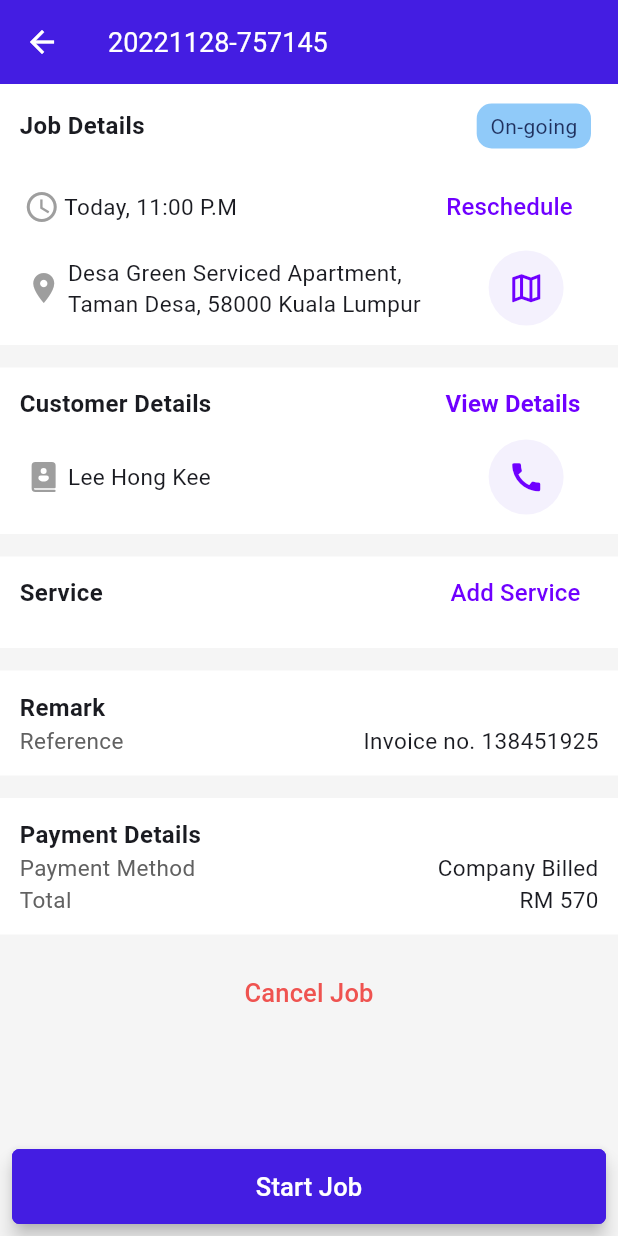
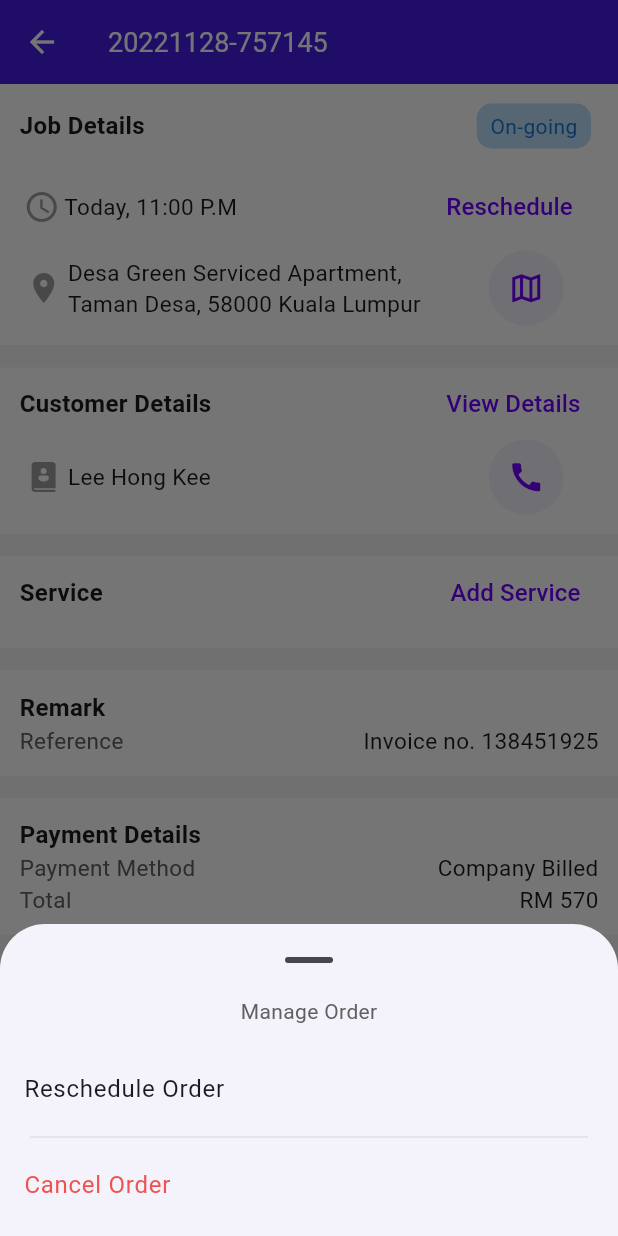
Before and after one commit to AdlilAfiq11/WorkPulse_flutter_frontend, a Flutter app: the JobDetailsView screen opened directly, after a tap on "Reschedule", on a phone screen of 412 x 824 dp. Run offline on Flutter 3.47's test engine with Material 3 defaults, Android fonts, the phone set to English and light mode, and no system bars; our stand-ins replace dotted_border, fluentui_system_icons, flutter_styled_toast, flutter_svg, image_picker; missing offline and left inert: syncfusion_flutter_signaturepad.

Commit message:
Create and update reschedule components

```diff
--- a/lib/views/jobs/job_details.dart
+++ b/lib/views/jobs/job_details.dart
@@ -1,11 +1,11 @@
 import 'package:fluentui_system_icons/fluentui_system_icons.dart';
 import 'package:flutter/material.dart';
+import 'package:workpulse_flutter_frontend/components/reschedule_component.dart';
 import 'package:workpulse_flutter_frontend/models/color_model.dart';
 import 'package:workpulse_flutter_frontend/utils/main_utils.dart';
 import 'package:workpulse_flutter_frontend/views/jobs/job_pos.dart';
 
-//TODO: Create component for service
-//TODO: Confirm back with jin for "Reschedule", "Job Status" & Add Service
+//TODO: Create custm card for service
 
 class JobDetailsView extends StatefulWidget {
   const JobDetailsView({super.key});
@@ -31,7 +31,7 @@ class _JobDetailsViewState extends State<JobDetailsView> {
             disabledBackgroundColor: const Color.fromRGBO(31, 48, 94, .5),
             elevation: 5,
           ),
-          onPressed: () => photoAlert(),
+          onPressed: photoAlert,
           child: const Text(
             'Start Job',
             style: TextStyle(
@@ -90,13 +90,13 @@ class _JobDetailsViewState extends State<JobDetailsView> {
                             child: Container(
                               height: 30,
                               decoration: BoxDecoration(
-                                color: Colors.blue.shade200,
+                                color: Colors.blue.shade100,
                                 borderRadius: BorderRadius.circular(10),
                               ),
                               child: Center(
                                   child: Text(
                                 'On-going',
-                                style: TextStyle(color: AppColor.blueZodiac),
+                                style: TextStyle(color: Colors.blue.shade700),
                               )),
                             ),
                           ),
@@ -123,12 +123,13 @@ class _JobDetailsViewState extends State<JobDetailsView> {
                         Expanded(
                           flex: 4,
                           child: TextButton(
-                            onPressed: () {},
+                            onPressed: manageOrder,
                             child: Text(
                               'Reschedule',
                               style: TextStyle(
                                 color: AppColor.electricIndigo,
                                 fontSize: 16,
+                                fontWeight: FontWeight.w500,
                               ),
                             ),
                           ),
@@ -197,7 +198,7 @@ class _JobDetailsViewState extends State<JobDetailsView> {
                             style: TextStyle(
                               color: AppColor.electricIndigo,
                               fontSize: 16,
-                              fontWeight: FontWeight.bold,
+                              fontWeight: FontWeight.w500,
                             ),
                           ),
                         ),
@@ -262,6 +263,7 @@ class _JobDetailsViewState extends State<JobDetailsView> {
                             style: TextStyle(
                               color: AppColor.electricIndigo,
                               fontSize: 16,
+                              fontWeight: FontWeight.w500,
                             ),
                           ),
                         ),
@@ -464,4 +466,53 @@ class _JobDetailsViewState extends State<JobDetailsView> {
       },
     );
   }
+
+  //TODO:Change color to white
+  manageOrder() {
+    return showModalBottomSheet(
+      showDragHandle: true,
+      elevation: 5.0,
+      context: context,
+      shape: const RoundedRectangleBorder(
+        borderRadius: BorderRadius.vertical(top: Radius.circular(30.0)),
+      ),
+      builder: (context) {
+        return SizedBox(
+          child: Column(
+            mainAxisSize: MainAxisSize.min,
+            children: [
+              Text(
+                'Manage Order',
+                style: TextStyle(color: Colors.grey.shade700),
+              ),
+              const SizedBox(height: 18),
+              ListTile(
+                visualDensity: VisualDensity.compact,
+                onTap: () => Navigator.push(
+                    context, SlideRoute(page: const RescheduleOrder())),
+                title: const Text('Reschedule Order'),
+              ),
+              Divider(
+                color: Colors.grey.shade300,
+                indent: 20,
+                endIndent: 20,
+              ),
+              ListTile(
+                visualDensity: VisualDensity.compact,
+                onTap: () {
+                  Navigator.pop(context);
+                  Navigator.push(context, SlideRoute(page: CancelOrder()));
+                },
+                title: Text(
+                  'Cancel Order',
+                  style: TextStyle(color: Colors.red.shade400),
+                ),
+              ),
+              const SizedBox(height: 10),
+            ],
+          ),
+        );
+      },
+    );
+  }
 }
```
Also changed, not shown: lib/components/reschedule_component.dart (added, +248 -0 lines).
